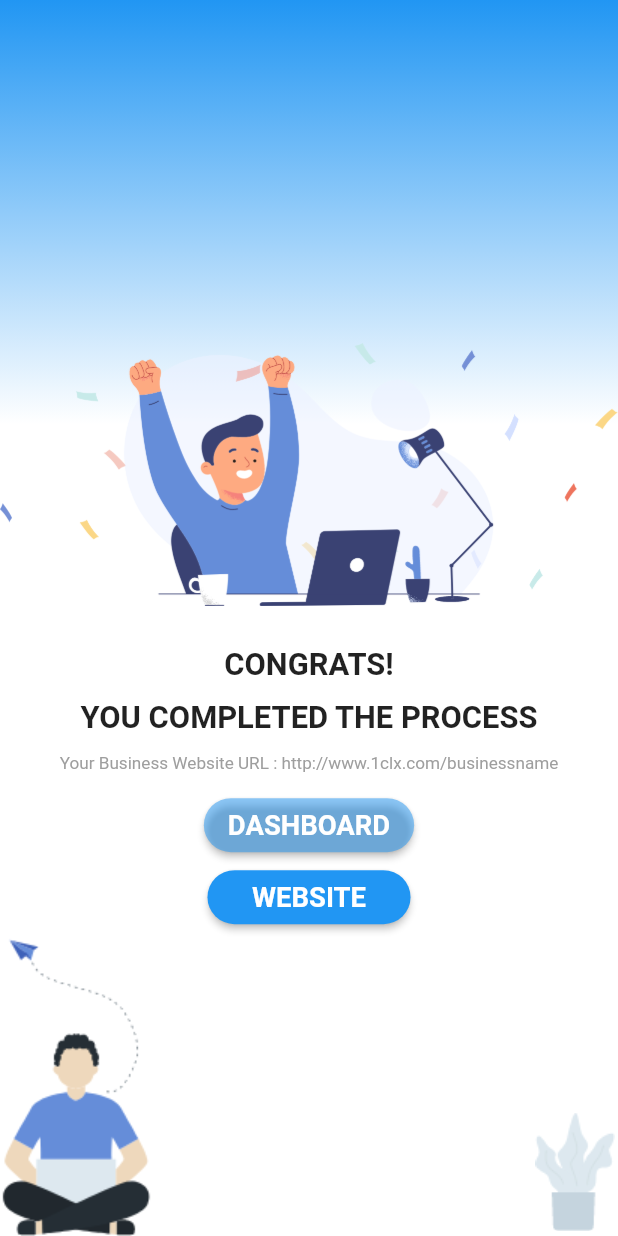
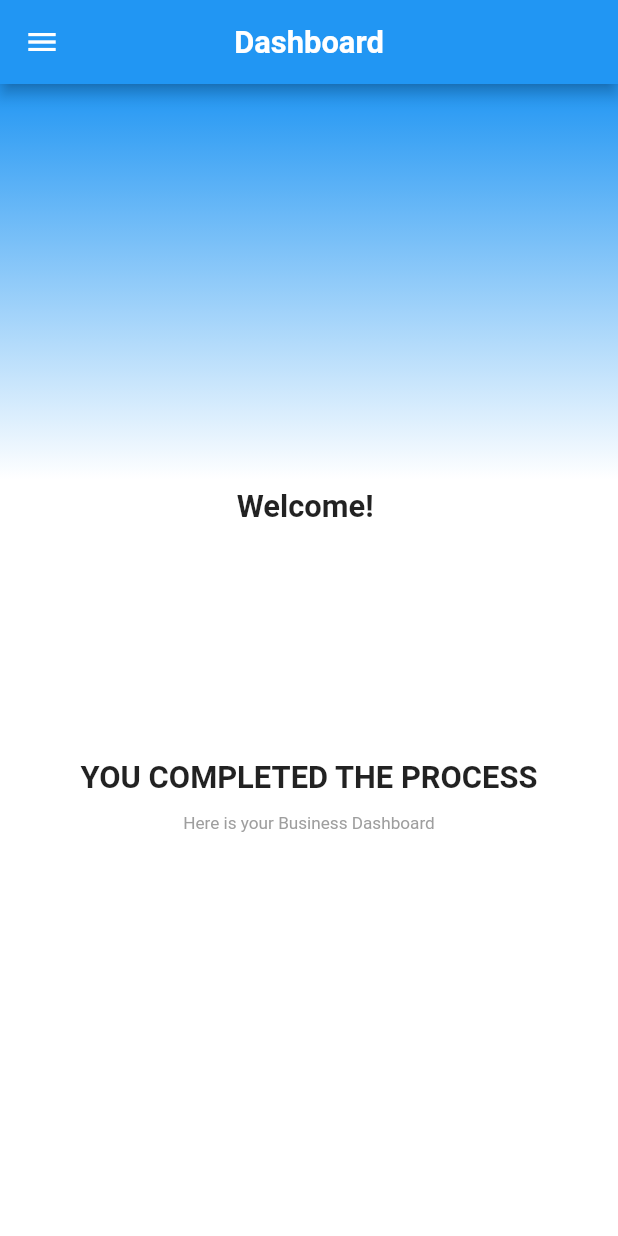
Before and after one commit to Thamzihmani/clx_demo, a Flutter app: the CompletionPage screen opened directly, after a tap on "DASHBOARD", on a phone screen of 412 x 824 dp. Run offline on Flutter 3.47's test engine with Material 2 defaults, Android fonts, the phone set to English and light mode, and no system bars; our stand-ins replace flutter_screenutil, google_maps_flutter, shared_preferences; missing offline and left inert: max_country_picker; accounts and stored records are empty.

Commit message:
Added shared preference details for login and logout

```diff
--- a/lib/main.dart
+++ b/lib/main.dart
@@ -1,4 +1,5 @@
 import 'package:clx_demo/views/sign_in_page.dart';
+import 'package:clx_demo/views/splash_page.dart';
 import 'package:flutter/material.dart';
 import 'package:flutter_screenutil/flutter_screenutil.dart';
 
@@ -17,7 +18,7 @@ class MyApp extends StatelessWidget {
       minTextAdapt: true,
       builder: (context, child) => const MaterialApp(
         title: 'CLX Demo-App',
-        home: SignInPage(),
+        home: SplashPage(),
       ),
     );
   }
--- a/lib/views/completion_page.dart
+++ b/lib/views/completion_page.dart
@@ -1,3 +1,4 @@
+import 'package:clx_demo/views/progress_pages/dashboard.dart';
 import 'package:flutter/material.dart';
 import 'package:flutter_screenutil/flutter_screenutil.dart';
 
@@ -57,7 +58,7 @@ class _CompletionPageState extends State<CompletionPage> {
                   SizedBox(height: 10.sp,),
                   ElevatedButton(
                     onPressed: () {
-                      Navigator.pushReplacement(context, MaterialPageRoute(builder: (context) => const CompletionPage(),));
+                      Navigator.pushReplacement(context, MaterialPageRoute(builder: (context) => const DashboardPage(),));
                     },
                     style: ElevatedButton.styleFrom(backgroundColor: Colors.blue.withOpacity(0.5),
                         shape: RoundedRectangleBorder(
@@ -69,7 +70,6 @@ class _CompletionPageState extends State<CompletionPage> {
                   ),
                   ElevatedButton(
                     onPressed: () {
-                      Navigator.pushReplacement(context, MaterialPageRoute(builder: (context) => const CompletionPage(),));
                     },
                     style: ElevatedButton.styleFrom(
                         shape: RoundedRectangleBorder(
--- /dev/null
+++ b/lib/views/progress_pages/dashboard.dart
@@ -0,0 +1,167 @@
+import 'package:clx_demo/views/profile_page.dart';
+import 'package:clx_demo/views/sign_in_page.dart';
+import 'package:flutter/material.dart';
+import 'package:flutter_screenutil/flutter_screenutil.dart';
+import 'package:shared_preferences/shared_preferences.dart';
+
+import '../../constants/strings.dart';
+
+class DashboardPage extends StatefulWidget {
+  const DashboardPage({Key? key}) : super(key: key);
+
+  @override
+  State<DashboardPage> createState() => _DashboardPageState();
+}
+
+class _DashboardPageState extends State<DashboardPage> {
+  String name = '';
+  String email = '';
+
+  @override
+  void initState() {
+    super.initState();
+    SharedPreferences.getInstance().then((value) {
+      setState(() {
+        name = value.getString(Strings.userName) ?? "";
+        email = value.getString(Strings.email) ?? "";
+      });
+    });
+  }
+
+  @override
+  Widget build(BuildContext context) {
+    return Scaffold(
+      appBar: AppBar(
+        title: Text("Dashboard",
+            style: TextStyle(fontWeight: FontWeight.bold, fontSize: 18.sp)),
+        centerTitle: true,
+      ),
+      body: Container(
+        height: double.infinity,
+        width: double.infinity,
+        decoration: BoxDecoration(
+            gradient: LinearGradient(
+                colors: [Theme.of(context).primaryColor, Colors.white],
+                begin: Alignment.topCenter,
+                stops: [0.0.sp, 0.3.sp],
+                end: Alignment.bottomCenter)),
+        child: Column(
+          mainAxisAlignment: MainAxisAlignment.center,
+          children: [
+            Text.rich(TextSpan(children: [
+              TextSpan(
+                text: "Welcome!\t",
+                style: TextStyle(fontSize: 18.sp, fontWeight: FontWeight.bold),
+              ),
+              TextSpan(
+                text: "$name\n\n",
+                style: TextStyle(
+                  fontSize: 16.sp,
+                ),
+              ),
+              TextSpan(
+                text: email,
+                style: TextStyle(fontSize: 14.sp, color: Colors.grey),
+              )
+            ])),
+            SizedBox(
+              height: 100.sp,
+            ),
+            Text(
+              "YOU COMPLETED THE PROCESS",
+              style: TextStyle(fontSize: 18.sp, fontWeight: FontWeight.bold),
+            ),
+            SizedBox(
+              height: 10.sp,
+            ),
+            Text(
+              "Here is your Business Dashboard",
+              style: TextStyle(fontSize: 10.sp, color: Colors.grey),
+            ),
+          ],
+        ),
+      ),
+      drawer: SafeArea(
+        child: Drawer(
+            width: MediaQuery.of(context).size.width / 2,
+            child: Container(
+              color: Colors.white,
+              child: Column(children: [
+                Container(
+                  color: Colors.blue,
+                  height: 100.sp,
+                ),
+                ListTile(
+                  onTap: () {
+                    Navigator.of(context).pop();
+                    Navigator.push(context, MaterialPageRoute(builder: (context) => const ProfilePage(),));
+                  },
+                  leading: Icon(
+                    Icons.person_outline,
+                    size: 18.sp,
+                  ),
+                  title: Text(
+                    "Update Profile",
+                    style: TextStyle(fontSize: 14.sp),
+                  ),
+                ),
+                ListTile(
+                  onTap: () {
+                    Navigator.of(context).pop();
+                    logout();
+                  },
+                  leading: Icon(
+                    Icons.logout,
+                    size: 18.sp,
+                  ),
+                  title: Text(
+                    "Logout",
+                    style: TextStyle(fontSize: 14.sp),
+                  ),
+                )
+              ]),
+            )),
+      ),
+    );
+  }
+
+  logout() {
+    showDialog(
+        context: context,
+        builder: (context) => AlertDialog(
+              title: Text(
+                "Logout",
+                style: TextStyle(fontSize: 14.sp, fontWeight: FontWeight.bold),
+              ),
+              content: Text(
+                "Do you want to Logout ?",
+                style: TextStyle(fontSize: 12.sp),
+              ),
+              actions: [
+                TextButton(
+                    onPressed: () => Navigator.of(context).pop(),
+                    child: Text(
+                      "No",
+                      style: TextStyle(fontSize: 12.sp, color: Colors.blue),
+                    )),
+                TextButton(
+                    onPressed: () async {
+                      SharedPreferences preference =
+                          await SharedPreferences.getInstance();
+                      preference.remove(Strings.userName);
+                      preference.remove(Strings.password);
+                      preference.remove(Strings.freshUser);
+                      Navigator.pushAndRemoveUntil(
+                          context,
+                          MaterialPageRoute(
+                            builder: (context) => const SignInPage()
+                          ),(route) => false,);
+                    },
+                    child: Text(
+                      "Yes",
+                      style: TextStyle(fontSize: 12.sp, color: Colors.blue),
+                    ))
+              ],
+            ));
+  }
+}
--- a/lib/views/progress_pages/publish_page.dart
+++ b/lib/views/progress_pages/publish_page.dart
@@ -1,6 +1,8 @@
+import 'package:clx_demo/constants/strings.dart';
 import 'package:clx_demo/views/completion_page.dart';
 import 'package:flutter/material.dart';
 import 'package:flutter_screenutil/flutter_screenutil.dart';
+import 'package:shared_preferences/shared_preferences.dart';
 
 class PublishPage extends StatefulWidget {
   const PublishPage({Key? key}) : super(key: key);
@@ -79,7 +81,7 @@ class _PublishPageState extends State<PublishPage> {
           ),
           SizedBox(height: 15.sp,),
           ElevatedButton(
-            onPressed: () {
+            onPressed: (){
               Navigator.pushReplacement(context, MaterialPageRoute(builder: (context) => const CompletionPage(),));
             },
             style: ElevatedButton.styleFrom(
@@ -106,7 +108,7 @@ class _PublishPageState extends State<PublishPage> {
               Container(
                 margin:EdgeInsets.only(bottom: 4.sp) ,
                 width: 50.sp,
-                child: const Image(image: AssetImage("assets/icons/ic_swipe_right.png")),
+               // child: const Image(image: AssetImage("assets/icons/ic_swipe_right.png")),
               ),
             ],)
         ]);
--- a/lib/views/sign_in_page.dart
+++ b/lib/views/sign_in_page.dart
@@ -185,6 +185,7 @@ class _SignInPageState extends State<SignInPage> {
                               if(_formKey.currentState!.validate()){
                                 final  name = preference.getString(Strings.userName);
                                 final password =  preference.getString(Strings.password);
+                                preference.setBool(Strings.freshUser, false);
                                 if(name != nameController.text || passwordController.text != password ){
                                   ScaffoldMessenger.of(context).showSnackBar(const SnackBar(content: Text("Invalid Credential")));
                                 }
```
Also changed, not shown: lib/views/splash_page.dart (added, +37 -0 lines), lib/views/intro_page.dart (added), 1 other file.
